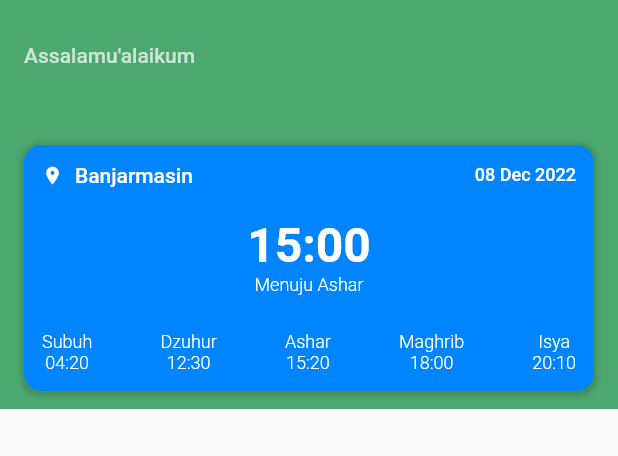
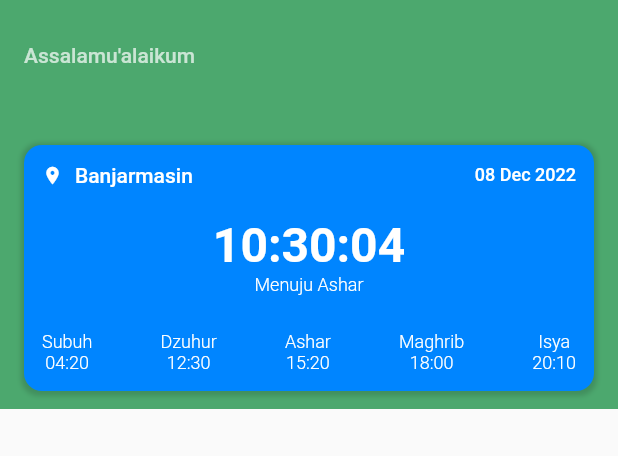
Before and after one commit to Morfz/hijrah_journey, a Flutter app: the PageMain widget shown alone on an empty page, opened directly, on a phone screen of 412 x 824 dp, the part 59-515 px from its top. Run offline on Flutter 3.47's test engine with Material 2 defaults, Android fonts, the phone set to English and light mode, and no system bars; our stand-ins replace dartz, dio, equatable, firebase_auth, firebase_core, flutter_bloc and 6 more; missing offline and left inert: fluid_bottom_nav_bar; accounts and stored records are empty.

```diff
--- a/core/lib/presentation/pages/dashboard_page.dart
+++ b/core/lib/presentation/pages/dashboard_page.dart
@@ -1,3 +1,5 @@
+import 'dart:async';
+
 import 'package:flutter/material.dart';
 import 'package:intl/intl.dart';
 import 'package:core/core.dart';
@@ -20,6 +22,23 @@ class _PageMainState extends State<PageMain> {
       return _user!.displayName!;
     }
   }
+
+  String _time() {
+    Timer.periodic(Duration(seconds: 1), (timer) {
+      setState(() {});
+    });
+    final now = DateTime.now();
+    final formatter = DateFormat('HH:mm:ss');
+    final formatted = formatter.format(now);
+    return formatted;
+  }
+  //auto update second in time
+  @override
+  void initState() {
+    super.initState();
+    _time();
+  }
+
   @override
   Widget build(BuildContext context) {
     return CustomScrollView(
@@ -64,7 +83,7 @@ class _PageMainState extends State<PageMain> {
                     ),
                     padding: const EdgeInsets.symmetric(horizontal: 16),
                     child: Text(
-                            '${_displayName()}',
+                      _displayName(),
                       style: const TextStyle(
                         fontSize: 24,
                         color: Colors.white,
@@ -99,13 +118,13 @@ class _PageMainState extends State<PageMain> {
                           children: [
                             Container(
                               margin: EdgeInsets.only(right: 8),
-                                    child: Icon(
+                              child: const Icon(
                                 Icons.place,
                                 color: Colors.white,
                                 size: 14,
                               ),
                             ),
-                                  Expanded(
+                            const Expanded(
                               child: Text(
                                 "Banjarmasin",
                                 style: TextStyle(
@@ -118,8 +137,7 @@ class _PageMainState extends State<PageMain> {
                               ),
                             ),
                             Text(
-                                    DateFormat("dd MMM yyyy")
-                                        .format(DateTime.now()),
+                              DateFormat("dd MMM yyyy").format(DateTime.now()),
                               style: TextStyle(
                                 fontSize: 12,
                                 color: Colors.white,
@@ -135,7 +153,7 @@ class _PageMainState extends State<PageMain> {
                             children: [
                               Container(
                                 child: Text(
-                                        "15:00",
+                                  _time(),
                                   style: TextStyle(
                                     fontSize: 32,
                                     color: Colors.white,
@@ -157,8 +175,7 @@ class _PageMainState extends State<PageMain> {
                         Container(
                           margin: EdgeInsets.only(top: 12),
                           child: Row(
-                                  mainAxisAlignment:
-                                  MainAxisAlignment.spaceBetween,
+                            mainAxisAlignment: MainAxisAlignment.spaceBetween,
                             children: [
                               Container(
                                 child: Column(
```
Lines whose indentation alone changed are shown as unchanged.
